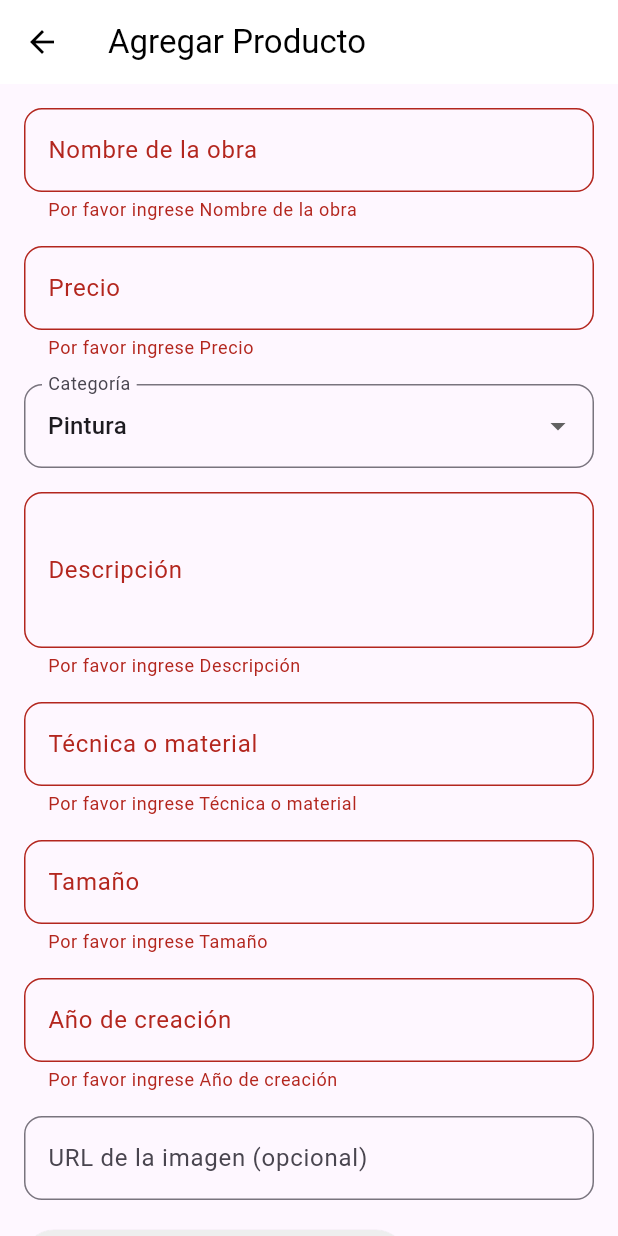
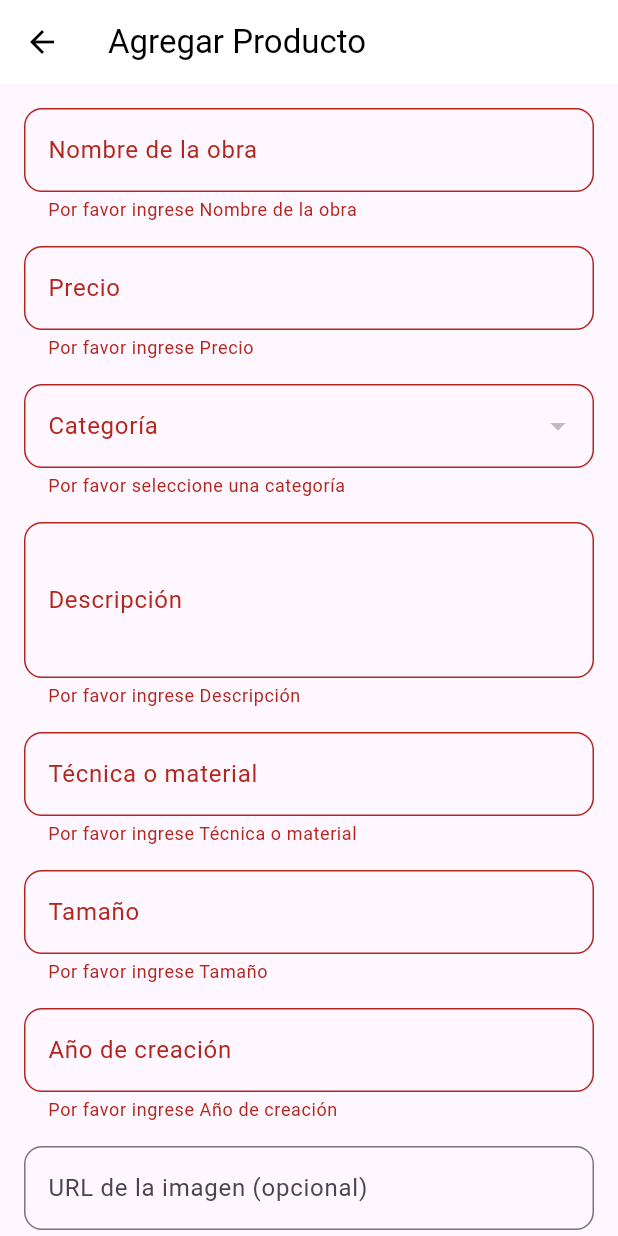
Before and after one commit to 0KevinB/LatinoXYZ, a Flutter app: the AddProductScreen screen opened directly, after a tap on "Agregar Producto", on a phone screen of 412 x 824 dp. Run offline on Flutter 3.47's test engine with Material 3 defaults, Android fonts, the light colour scheme and no system bars; our stand-ins replace cached_network_image, cloud_firestore, firebase_auth, firebase_core, firebase_storage, google_fonts and 6 more; accounts and stored records are empty; generated files the repository leaves out were written again; network calls fail.

```diff
--- a/arte_latino_xyz/lib/screens/marketplace/add_product_screen.dart
+++ b/arte_latino_xyz/lib/screens/marketplace/add_product_screen.dart
@@ -2,6 +2,7 @@ import 'dart:io';
 import 'package:flutter/material.dart';
 import 'package:image_picker/image_picker.dart';
 import 'package:arte_latino_xyz/services/product_service.dart';
+import 'package:arte_latino_xyz/services/art_type_service.dart';
 import 'package:arte_latino_xyz/models/product_model.dart';
 import 'package:uuid/uuid.dart';
 
@@ -15,6 +16,7 @@ class AddProductScreen extends StatefulWidget {
 class _AddProductScreenState extends State<AddProductScreen> {
   final _formKey = GlobalKey<FormState>();
   final _productService = ProductService();
+  final _artTypeService = ArtTypeService();
   final _nameController = TextEditingController();
   final _priceController = TextEditingController();
   final _descriptionController = TextEditingController();
@@ -23,18 +25,53 @@ class _AddProductScreenState extends State<AddProductScreen> {
   final _yearController = TextEditingController();
   final _imageUrlController = TextEditingController();
 
-  String _category = 'Pintura';
+  String? _category;
   final List<String> _colors = [];
   final List<String> _tags = [];
   File? _imageFile;
+  List<String> _categoryOptions = [];
+  bool _isLoading = true;
 
-  final List<String> _categoryOptions = [
-    'Pintura',
-    'Escultura',
-    'Fotografía',
-    'Artesanía',
-    'Otro'
-  ];
+  // Mapa para convertir los nombres de categorías
+  final Map<String, String> categoryNames = {
+    'arteDigital': 'Arte Digital',
+    'arteUrbano': 'Arte Urbano',
+    'artesAplicadasYDiseño': 'Artes Aplicadas y Diseño',
+    'artesLiterarias': 'Artes Literarias',
+    'artesMusicales': 'Artes Musicales',
+    'cineYVideoarte': 'Cine y Videoarte',
+    'danza': 'Danza',
+    'dibujo': 'Dibujo',
+    'escultura': 'Escultura',
+    'fotografia': 'Fotografía',
+    'grabado': 'Grabado',
+    'instalacionesArtisticas': 'Instalaciones Artísticas',
+    'performance': 'Performance',
+    'pintura': 'Pintura',
+    'teatro': 'Teatro',
+  };
+
+  @override
+  void initState() {
+    super.initState();
+    _loadCategories();
+  }
+
+  Future<void> _loadCategories() async {
+    try {
+      final artTypes = await _artTypeService.getArtTypes();
+      setState(() {
+        _categoryOptions = artTypes.map((type) => type.name).toList();
+        _category = _categoryOptions.isNotEmpty ? _categoryOptions[0] : null;
+        _isLoading = false;
+      });
+    } catch (e) {
+      print('Error loading categories: $e');
+      setState(() {
+        _isLoading = false;
+      });
+    }
+  }
 
   Future<void> _pickImage() async {
     final pickedFile =
@@ -49,6 +86,18 @@ class _AddProductScreenState extends State<AddProductScreen> {
 
   @override
   Widget build(BuildContext context) {
+    if (_isLoading) {
+      return Scaffold(
+        appBar: AppBar(
+          title: Text('Agregar Producto'),
+          backgroundColor: Colors.white,
+          foregroundColor: Colors.black,
+          elevation: 0,
+        ),
+        body: Center(child: CircularProgressIndicator()),
+      );
+    }
+
     return Scaffold(
       appBar: AppBar(
         title: Text('Agregar Producto'),
@@ -132,12 +181,18 @@ class _AddProductScreenState extends State<AddProductScreen> {
         items: _categoryOptions.map((String category) {
           return DropdownMenuItem(
             value: category,
-            child: Text(category),
+            child: Text(categoryNames[category] ?? category),
           );
         }).toList(),
+        validator: (value) {
+          if (value == null || value.isEmpty) {
+            return 'Por favor seleccione una categoría';
+          }
+          return null;
+        },
         onChanged: (String? newValue) {
           setState(() {
-            _category = newValue!;
+            _category = newValue;
           });
         },
       ),
@@ -168,7 +223,7 @@ class _AddProductScreenState extends State<AddProductScreen> {
   }
 
   void _submitForm() async {
-    if (_formKey.currentState!.validate()) {
+    if (_formKey.currentState!.validate() && _category != null) {
       try {
         final newProduct = Product(
           id: Uuid().v4(),
@@ -176,7 +231,7 @@ class _AddProductScreenState extends State<AddProductScreen> {
           authorId: '',
           authorName: '',
           price: double.parse(_priceController.text),
-          category: _category,
+          category: _category!, // Guardamos la categoría original
           colors: _colors,
           description: _descriptionController.text,
           imageUrl: _imageUrlController.text,
```
